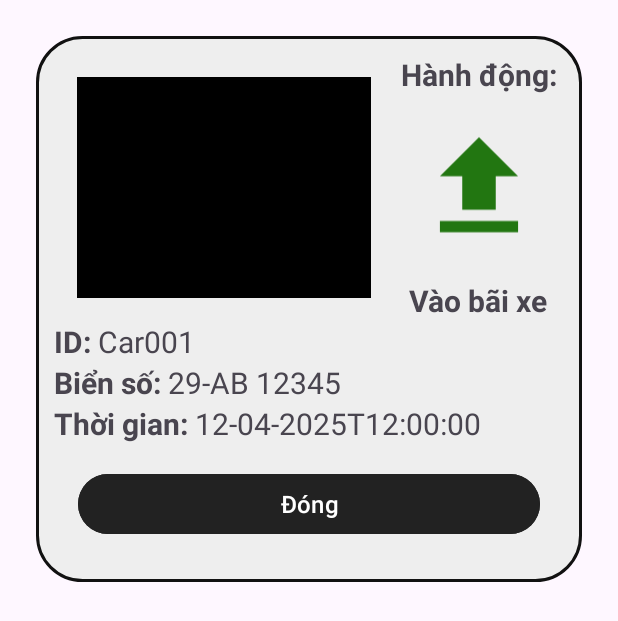
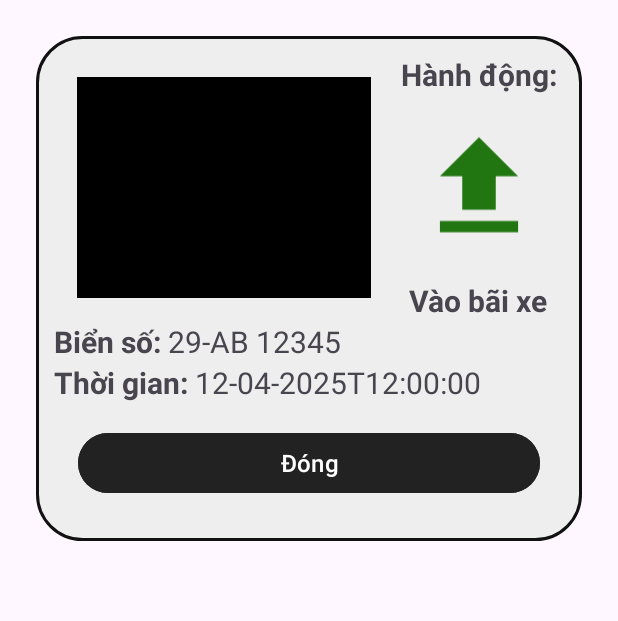
Before and after one commit to Loi0811/CarParking, an Android app: the layout dialog_detail_history.xml on its own in the app's theme, with its tools: preview values and no code run, on a phone screen of 412 x 824 dp. Shown: the top 621 px of the screen. Run offline under Robolectric (Android 15) with nearby library versions, the phone set to English and light mode, and no system bars.

```diff
--- a/app/src/main/java/com/example/carparking/ApiConfig.java
+++ b/app/src/main/java/com/example/carparking/ApiConfig.java
@@ -1,5 +1,5 @@
 package com.example.carparking;
 
 public class ApiConfig {
-    public static final String BASE_URL = "http://10.0.2.2:3000"; // đổi IP tại đây
+    public static final String BASE_URL = "http://192.168.137.206:3000"; // đổi IP tại đây
 }
--- a/app/src/main/java/com/example/carparking/HistoryAdapter.java
+++ b/app/src/main/java/com/example/carparking/HistoryAdapter.java
@@ -49,14 +49,12 @@ public class HistoryAdapter extends BaseAdapter implements Filterable {
         ImageView tvIcon = convertView.findViewById(R.id.tv_icon);
         TextView tvTime = convertView.findViewById(R.id.tv_time);
         TextView tvInfo = convertView.findViewById(R.id.tv_vehicle_info);
-        TextView tvNew = convertView.findViewById(R.id.first_time);
 
         History history = filteredList.get(pos);
         if (history.in_or_out == 0) tvIcon.setImageResource(R.drawable.ic_in);
         else tvIcon.setImageResource(R.drawable.ic_out);
         tvTime.setText(history.time);
-        tvInfo.setText("ID: " + history.id + " - " + history.plate);
-        if (history.first_time) tvNew.setText("New"); else tvNew.setText("");
+        tvInfo.setText("Biến số: " + history.plate);
         return convertView;
     }
 
--- a/app/src/main/java/com/example/carparking/MainActivity.java
+++ b/app/src/main/java/com/example/carparking/MainActivity.java
@@ -42,7 +42,6 @@ public class MainActivity extends AppCompatActivity {
         setContentView(R.layout.activity_main);
 
         parkingFragment = new ParkingFragment();
-        streamCameraFragment = new StreamCameraFragment();
         historyFragment = new HistoryFragment();
 
         fetchVehicleListFromAPI();
@@ -56,9 +55,7 @@ public class MainActivity extends AppCompatActivity {
             Fragment fragment;
             if (item.getItemId() == R.id.nav_parking) {
                 fragment = parkingFragment;
-            } else if (item.getItemId() == R.id.nav_camera) {
-                fragment = streamCameraFragment;
-            } else {
+            }  else {
                 fragment = historyFragment;
             }
             loadFragment(fragment);
--- a/app/src/main/java/com/example/carparking/ParkingFragment.java
+++ b/app/src/main/java/com/example/carparking/ParkingFragment.java
@@ -49,7 +49,7 @@ public class ParkingFragment extends Fragment {
 
         VehicleAdapter adapter = new VehicleAdapter(getContext(), vehicles);
         listView.setAdapter(adapter);
-        countText.setText("Total: " + vehicles.size());
+        countText.setText("Tổng số xe: " + vehicles.size());
 
         btnRefresh.setOnClickListener(v -> {
             btnRefresh.setEnabled(false); // 🔒 Vô hiệu hóa khi đang tải
@@ -64,7 +64,7 @@ public class ParkingFragment extends Fragment {
         if (listView != null && getContext() != null) {
             VehicleAdapter adapter = new VehicleAdapter(getContext(), vehicles);
             listView.setAdapter(adapter);
-            countText.setText("Total: " + vehicles.size());
+            countText.setText("Tổng số xe: " + vehicles.size());
         }
     }
 
@@ -96,7 +96,7 @@ public class ParkingFragment extends Fragment {
                         ((MainActivity)getActivity()).setVehicleList(newVehicles);
                         VehicleAdapter adapter = new VehicleAdapter(getContext(), vehicles);
                         listView.setAdapter(adapter);
-                        countText.setText("Total: " + vehicles.size());
+                        countText.setText("Tổng số xe: " + vehicles.size());
                         btnRefresh.setEnabled(true); // 🔓 Bật lại nút khi thành công
                     });
                 } else {
--- a/app/src/main/java/com/example/carparking/Vehicle.java
+++ b/app/src/main/java/com/example/carparking/Vehicle.java
@@ -3,9 +3,6 @@ package com.example.carparking;
 import com.google.gson.annotations.SerializedName;
 
 public class Vehicle {
-
-    @SerializedName("_id")
-    String id;
 
     String plate;
     String token;
@@ -14,8 +11,7 @@ public class Vehicle {
     public Vehicle() {}
 
     // Constructor dùng khi cần khởi tạo thủ công
-    public Vehicle(String id, String plate, String token) {
-        this.id = id;
+    public Vehicle(String plate, String token) {
         this.plate = plate;
         this.token = token;
     }
--- a/app/src/main/java/com/example/carparking/VehicleAdapter.java
+++ b/app/src/main/java/com/example/carparking/VehicleAdapter.java
@@ -39,11 +39,9 @@ public class VehicleAdapter extends BaseAdapter {
         if (convertView == null)
             convertView = LayoutInflater.from(context).inflate(R.layout.item_vehicle, parent, false);
 
-        TextView tvId = convertView.findViewById(R.id.tv_vehicle_id);
         TextView tvPlate = convertView.findViewById(R.id.tv_plate_number);
 
         Vehicle vehicle = vehicles.get(pos);
-        tvId.setText("ID: " + vehicle.id);
         tvPlate.setText("Biển số: " + vehicle.plate);
 
         return convertView;
--- /dev/null
+++ b/app/src/main/res/drawable/ic_wheel.xml
@@ -0,0 +1,5 @@
+<vector xmlns:android="http://schemas.android.com/apk/res/android" android:height="24dp" android:tint="#232526" android:viewportHeight="24" android:viewportWidth="24" android:width="24dp">
+
+    <path android:fillColor="@android:color/white" android:pathData="M14.5,12c0,1.38 -1.12,2.5 -2.5,2.5c-1.38,0 -2.5,-1.12 -2.5,-2.5s1.12,-2.5 2.5,-2.5C13.38,9.5 14.5,10.62 14.5,12zM22,12c0,5.52 -4.48,10 -10,10C6.48,22 2,17.52 2,12S6.48,2 12,2C17.52,2 22,6.48 22,12zM20,12h-4c0,-2.21 -1.79,-4 -4,-4c-2.21,0 -4,1.79 -4,4H4c0,4.41 3.59,8 8,8C16.41,20 20,16.41 20,12z"/>
+
+</vector>
--- a/app/src/main/res/layout/dialog_detail_history.xml
+++ b/app/src/main/res/layout/dialog_detail_history.xml
@@ -65,23 +65,6 @@
         <TextView
             android:layout_width="wrap_content"
             android:layout_height="wrap_content"
-            android:text="ID: "
-            android:textStyle="bold"
-            android:textSize="20dp"/>
-        <TextView
-            android:id="@+id/id"
-            android:layout_width="wrap_content"
-            android:layout_height="wrap_content"
-            android:text="Car001 "
-            android:textSize="20dp"/>
-    </LinearLayout>
-    <LinearLayout
-        android:layout_width="match_parent"
-        android:layout_height="wrap_content"
-        android:orientation="horizontal">
-        <TextView
-            android:layout_width="wrap_content"
-            android:layout_height="wrap_content"
             android:text="Biển số: "
             android:textStyle="bold"
             android:textSize="20dp"/>
--- a/app/src/main/res/menu/bottom_menu.xml
+++ b/app/src/main/res/menu/bottom_menu.xml
@@ -5,11 +5,6 @@
         android:title="Parking"
         android:iconTint="@color/dark_gray"/>
     <item
-        android:id="@+id/nav_camera"
-        android:icon="@drawable/ic_camera"
-        android:title="Camera"
-        android:iconTint="@color/dark_gray"/>
-    <item
         android:id="@+id/nav_history"
         android:icon="@drawable/ic_history"
         android:title="History"
--- a/app/src/main/res/xml/network_security_config.xml
+++ b/app/src/main/res/xml/network_security_config.xml
@@ -2,5 +2,7 @@
 <network-security-config>
     <domain-config cleartextTrafficPermitted="true">
         <domain includeSubdomains="true">10.0.2.2</domain>
+        <domain includeSubdomains="true">192.168.137.1</domain>
+        <domain includeSubdomains="true">192.168.137.206</domain>
     </domain-config>
 </network-security-config>
```
Also changed, not shown: app/src/main/java/com/example/carparking/History.java (+0 -12 lines), app/src/main/java/com/example/carparking/HistoryFragment.java (+0 -8 lines), app/src/main/res/layout/dialog_filter.xml (+0 -15 lines), app/src/main/res/layout/item_history.xml (+2 -13 lines), app/src/main/res/layout/item_vehicle.xml (+9 -7 lines).
